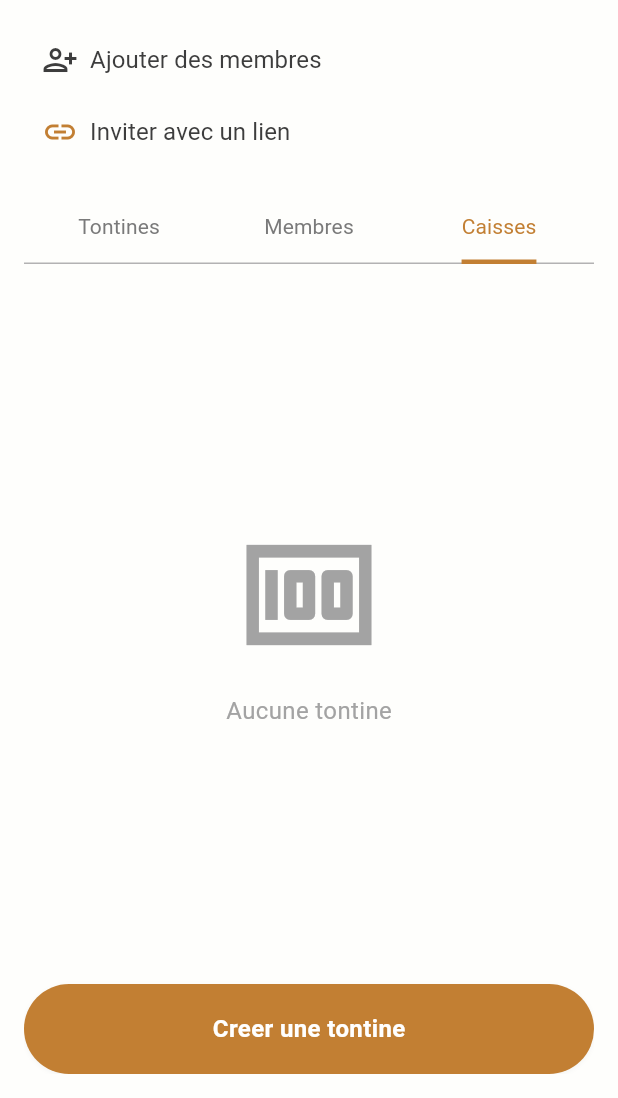
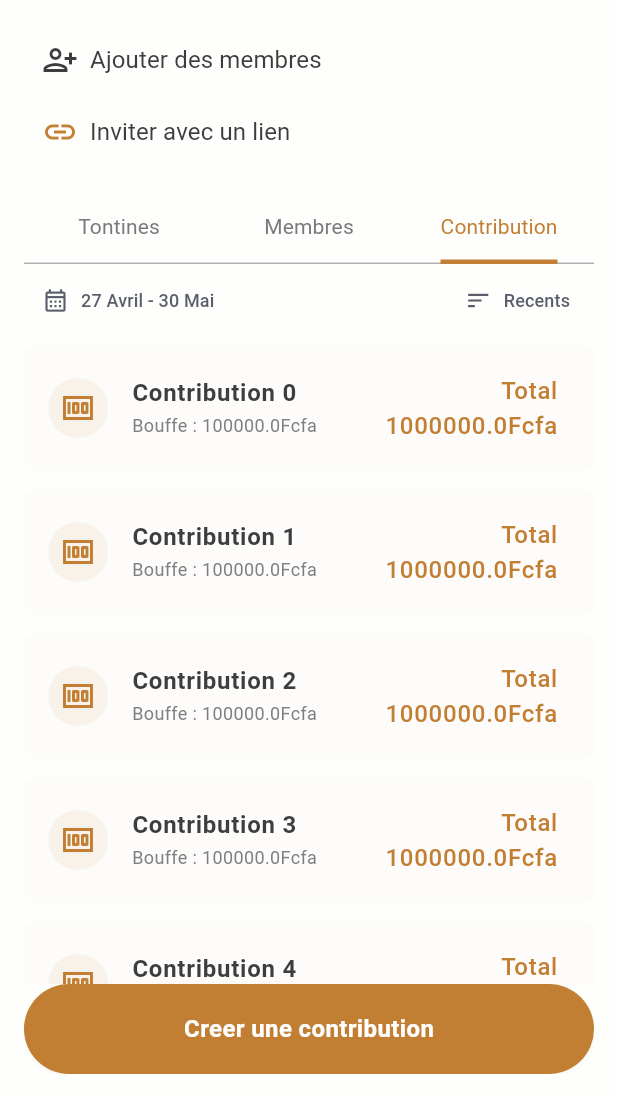
Before and after one commit to konnofuente/manzon, a Flutter app: the screen it shows after launch, tab 3 chosen, on a phone screen of 412 x 824 dp, the part 138-1236 px from its top. Run offline on Flutter 3.47's test engine with Material 3 defaults, Android fonts, the light colour scheme and no system bars; our stand-ins replace cloud_firestore, connectivity_plus, equatable, firebase_auth, firebase_core, firebase_storage and 8 more; missing offline and left inert: connection_notifier; accounts and stored records are empty; network calls fail; Roboto replaces fonts that are missing (Rubik); project files that could hold a hidden picture were left out.

Commit message:
feat(app): #13 finalise contribution screen

```diff
--- /dev/null
+++ b/lib/domain/entities/contribution_entity.dart
@@ -0,0 +1,41 @@
+import 'package:equatable/equatable.dart';
+
+class ContributionEntity extends Equatable {
+  final String id;
+  final String name;
+  final String associationId;
+  final List<String> members;
+  final double balance;
+  final String contributionFrequency;
+  final double contributionAmount;
+  final String cycleDuration;
+  final int currentCycle;
+  final List<String> transactions;
+
+  ContributionEntity({
+    required this.id,
+    required this.name,
+    required this.associationId,
+    required this.members,
+    required this.balance,
+    required this.contributionFrequency,
+    required this.contributionAmount,
+    required this.cycleDuration,
+    required this.currentCycle,
+    required this.transactions,
+  });
+
+  @override
+  List<Object?> get props => [
+        id,
+        name,
+        associationId,
+        members,
+        balance,
+        contributionFrequency,
+        contributionAmount,
+        cycleDuration,
+        currentCycle,
+        transactions,
+      ];
+}
--- a/lib/domain/entities/export_domain_entities.dart
+++ b/lib/domain/entities/export_domain_entities.dart
@@ -7,3 +7,4 @@ export './member_entity.dart';
 export './association_member_ship.dart';
 export './association_entity.dart';
 export './tontine_entity.dart';
+export './contribution_entity.dart';
--- a/lib/infrastructure/models/export_infrastruture_models.dart
+++ b/lib/infrastructure/models/export_infrastruture_models.dart
@@ -3,3 +3,4 @@ export './media_model.dart';
 export './user_model.dart';
 export './member_model.dart';
 export './tontine_model.dart';
+export './contribution_model.dart';
--- a/lib/presentation/controllers/association_page_controller.dart
+++ b/lib/presentation/controllers/association_page_controller.dart
@@ -9,6 +9,7 @@ class AssociationController extends GetxController
   late TabController tabController;
   var tontines = <TontineEntity>[].obs;
   var members = <MemberEntity>[].obs;
+  var contributions = <ContributionEntity>[].obs;
 
   @override
   void onInit() {
@@ -16,6 +17,25 @@ class AssociationController extends GetxController
     tabController = TabController(length: 3, vsync: this);
     _generateFakeTontines();
     _generateFakeMembers();
+    fetchFakeContributions();
+  }
+
+  void fetchFakeContributions() {
+    contributions.value = List.generate(
+      5,
+      (index) => ContributionEntity(
+        id: 'id_$index',
+        name: 'Contribution $index',
+        associationId: 'association_id_$index',
+        members: ['member1', 'member2'],
+        balance: 100000.0,
+        contributionFrequency: 'mois',
+        contributionAmount: 1000000.0,
+        cycleDuration: '1 mois',
+        currentCycle: index,
+        transactions: [],
+      ),
+    );
   }
 
   void _generateFakeTontines() {
--- a/lib/presentation/pages/association_page/association_page.dart
+++ b/lib/presentation/pages/association_page/association_page.dart
@@ -6,10 +6,10 @@ import 'package:manzon/app/config/theme/style_manager.dart';
 import 'package:manzon/app/config/theme/export_theme_manager.dart';
 import 'package:manzon/presentation/controllers/export_controllers.dart';
 import 'package:manzon/presentation/widgets/buttons/default_button.dart';
-import 'package:manzon/presentation/pages/association_page/components/bank_view.dart';
 import 'package:manzon/presentation/pages/association_page/components/member_view.dart';
 import 'package:manzon/presentation/pages/association_page/components/tontine_view.dart';
 import 'package:manzon/presentation/pages/association_page/widgets/association_header.dart';
+import 'package:manzon/presentation/pages/association_page/components/contribution_view.dart';
 
 class AssociationPage extends StatelessWidget {
   final AssociationController controller = Get.put(AssociationController());
@@ -61,7 +61,7 @@ class AssociationPage extends StatelessWidget {
                       )),
                 ),
                 Tab(
-                  child: Text('Caisses',
+                  child: Text('Contribution',
                       style: TextStyle(
                         fontSize: FontSize.s14,
                         fontWeight: FontWeight.w400,
@@ -82,7 +82,9 @@ class AssociationPage extends StatelessWidget {
                   MembresView(
                     members: controller.members,
                   ),
-                  BankView(),
+                  ContributionView(
+                    contributions: controller.contributions,
+                  ),
                 ],
               ),
             ),
--- a/lib/presentation/pages/association_page/components/bank_view.dart
+++ /dev/null
@@ -1,38 +0,0 @@
-import 'package:flutter/material.dart';
-import 'package:manzon/presentation/widgets/export_widget.dart';
-import 'package:manzon/app/config/theme/export_theme_manager.dart';
-
-class BankView extends StatelessWidget {
-  @override
-  Widget build(BuildContext context) {
-    return Center(
-      child: Column(
-        mainAxisAlignment: MainAxisAlignment.center,
-        children: [
-          Expanded(
-            child: Column(
-              mainAxisAlignment: MainAxisAlignment.center,
-              children: [
-                const Icon(Icons.money, size: 100, color: AppColors.grayNormal),
-                const SizedBox(height: 16),
-                Text(
-                  'Aucune tontine',
-                  style: getRegularStyle(
-                      color: AppColors.grayNormal, fontSize: FontSize.s16),
-                ),
-              ],
-            ),
-          ),
-          DefaultButton(
-            onTap: () {},
-            backgroundColor: AppColors.primaryNormal,
-            text: 'Creer une tontine',
-            width: double.infinity,
-            fontWeight: FontWeight.w600,
-            borderRadius: 50.0,
-          ),
-        ],
-      ),
-    );
-  }
-}
--- /dev/null
+++ b/lib/presentation/pages/association_page/components/contribution_view.dart
@@ -0,0 +1,121 @@
+import 'package:flutter/material.dart';
+import 'package:manzon/presentation/widgets/export_widget.dart';
+import 'package:manzon/domain/entities/contribution_entity.dart';
+import 'package:manzon/app/config/theme/export_theme_manager.dart';
+
+class ContributionView extends StatelessWidget {
+  final List<ContributionEntity> contributions;
+
+  ContributionView({required this.contributions});
+
+  @override
+  Widget build(BuildContext context) {
+    return contributions.isEmpty
+        ? Center(
+            child: Column(
+              mainAxisAlignment: MainAxisAlignment.center,
+              children: [
+                const Icon(Icons.money, size: 100, color: AppColors.grayNormal),
+                const SizedBox(height: 16),
+                Text(
+                  'Aucune contribution',
+                  style: getRegularStyle(
+                      color: AppColors.grayNormal, fontSize: FontSize.s16),
+                ),
+              ],
+            ),
+          )
+        : Column(
+            children: [
+              Row(
+                mainAxisAlignment: MainAxisAlignment.spaceBetween,
+                children: [
+                  // Date range picker
+                  TextButton.icon(
+                    icon: Icon(
+                      Icons.calendar_month_outlined,
+                      color: AppColors.fontLightSecondary,
+                    ),
+                    label: Text(
+                      '27 Avril - 30 Mai',
+                      style:
+                          getMediumStyle(color: AppColors.fontLightSecondary),
+                    ),
+                    onPressed: () {
+                      // Implement date range picker functionality
+                    },
+                  ),
+                  // Sort button
+                  TextButton.icon(
+                    icon: Icon(
+                      Icons.sort,
+                      color: AppColors.fontLightSecondary,
+                    ),
+                    label: Text(
+                      'Recents',
+                      style:
+                          getMediumStyle(color: AppColors.fontLightSecondary),
+                    ),
+                    onPressed: () {
+                      // Implement sorting functionality
+                    },
+                  ),
+                ],
+              ),
+              Expanded(
+                child: ListView.builder(
+                  itemCount: contributions.length,
+                  itemBuilder: (context, index) {
+                    final contribution = contributions[index];
+                    return Padding(
+                      padding: const EdgeInsets.symmetric(vertical: 6),
+                      child: Container(
+                        padding: const EdgeInsets.symmetric(vertical: 6.0),
+                        decoration: ShapeDecoration(
+                          color: AppColors.bg,
+                          shape: RoundedRectangleBorder(
+                              borderRadius: BorderRadius.circular(8)),
+                        ),
+                        child: ListTile(
+                          leading: const CircleAvatar(
+                            backgroundColor: AppColors.primaryLight,
+                            child: Icon(Icons.money,
+                                color: AppColors.primaryNormal),
+                          ),
+                          title: Text(
+                            contribution.name,
+                            style: getSemiBoldStyle(
+                                color: AppColors.blackNormal,
+                                fontSize: FontSize.s16),
+                          ),
+                          subtitle: Text(
+                            'Bouffe : ${contribution.balance}Fcfa',
+                            style: getRegularStyle(
+                                color: AppColors.secondaryNormalActive,
+                                fontSize: FontSize.s12),
+                          ),
+                          trailing: Text(
+                            'Total\n${contribution.contributionAmount}Fcfa',
+                            textAlign: TextAlign.right,
+                            style: getMediumStyle(
+                                color: AppColors.primaryNormal,
+                                fontSize: FontSize.s16),
+                          ),
+                        ),
+                      ),
+                    );
+                  },
+                ),
+              ),
+              DefaultButton(
+                onTap: () {},
+                backgroundColor: AppColors.primaryNormal,
+                text: 'Creer une contribution',
+                width: double.infinity,
+                fontWeight: FontWeight.w600,
+                borderRadius: 50.0,
+              ),
+            ],
+          );
+  }
+}
```
Also changed, not shown: lib/infrastructure/mappers/contribution_mapper.dart (added, +37 -0 lines), lib/infrastructure/models/contribution_model.dart (added, +58 -0 lines).
